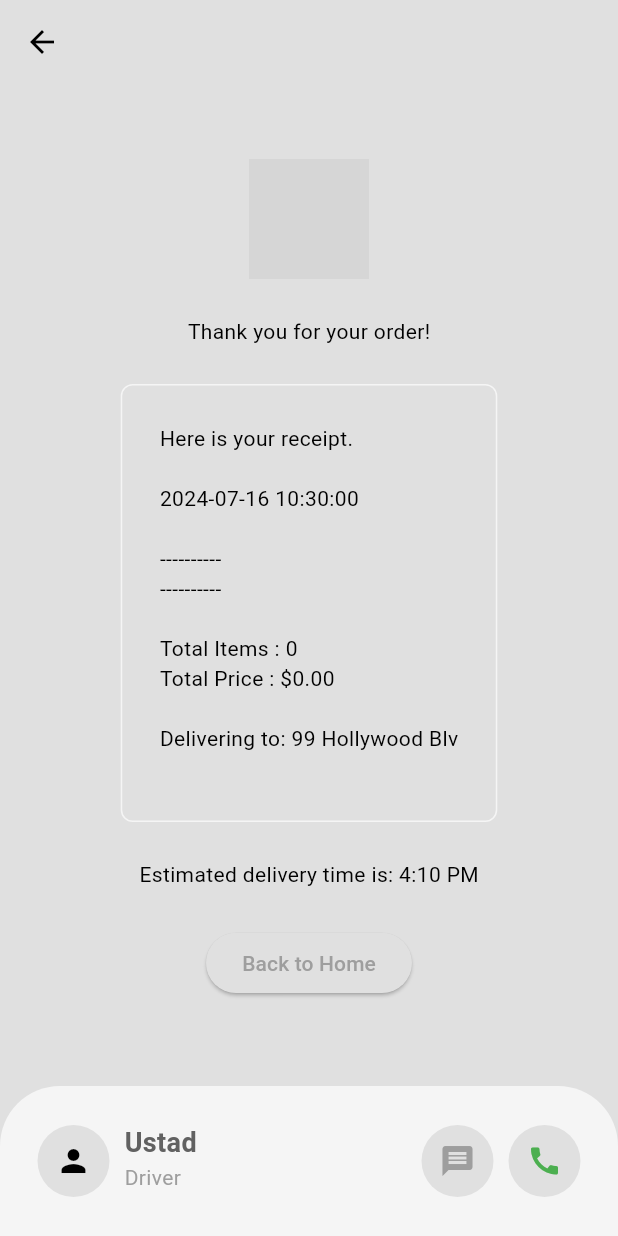
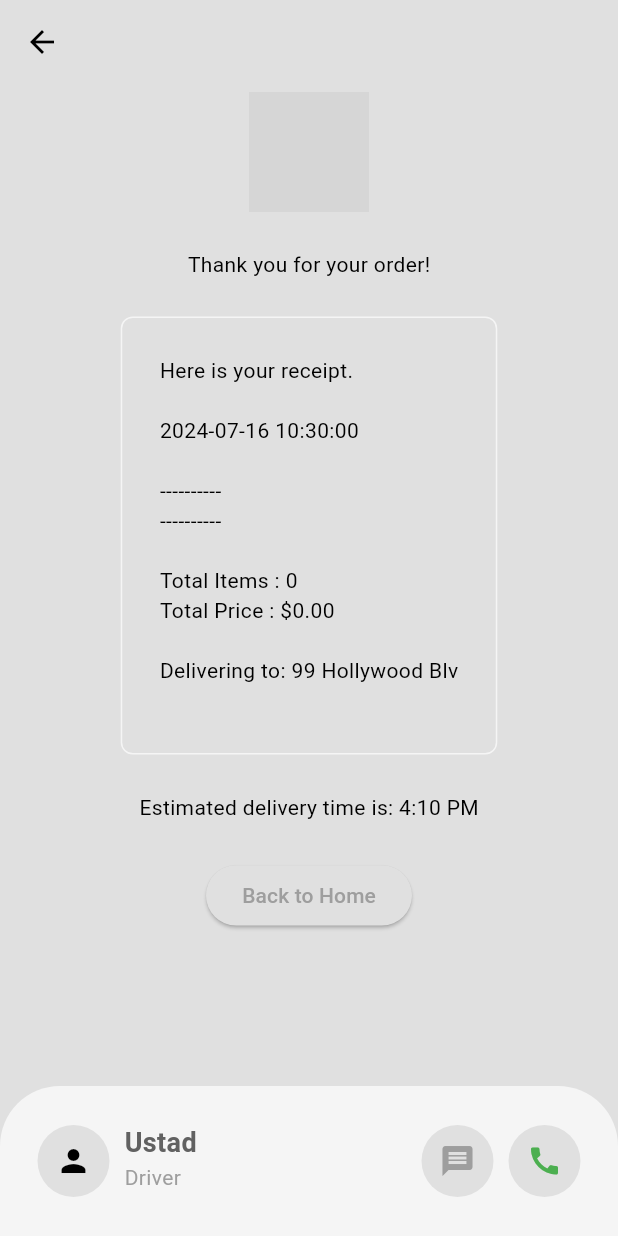
Before and after one commit to minnocent12/YumYum, a Flutter app: the DeliveryProgressPage screen opened directly, on a phone screen of 412 x 824 dp. Run offline on Flutter 3.47's test engine with Material 3 defaults, Android fonts, the phone set to English and light mode, and no system bars; our stand-ins replace badges, cloud_firestore, firebase_auth, firebase_core, flutter_credit_card; accounts and stored records are empty; grey boxes are pictures that could not be loaded.

Commit message:
add some on receipt page

```diff
--- a/lib/components/my_receipt.dart
+++ b/lib/components/my_receipt.dart
@@ -9,8 +9,9 @@ class MyReceipt extends StatelessWidget {
   @override
   Widget build(BuildContext context) {
     return Padding(
-      padding: const EdgeInsets.only(left: 25, right: 25, bottom: 25, top: 50),
+      padding: const EdgeInsets.only(left: 25, right: 25, bottom: 25, top: 5),
       child: Center(
+        child: SingleChildScrollView(
           child: Column(
             mainAxisAlignment: MainAxisAlignment.center,
             children: [
@@ -25,31 +26,33 @@ class MyReceipt extends StatelessWidget {
               const SizedBox(height: 25),
               Container(
                 decoration: BoxDecoration(
-                border:
-                    Border.all(color: Theme.of(context).colorScheme.secondary),
+                  border: Border.all(
+                      color: Theme.of(context).colorScheme.secondary),
                   borderRadius: BorderRadius.circular(8),
                 ),
                 padding: const EdgeInsets.all(25),
                 child: Consumer<Restaurant>(
-                builder: (context, restaurant, child) =>
-                    Text(restaurant.displayCartReceipt()),
+                  builder: (context, restaurant, child) {
+                    final receipt = restaurant.displayCartReceipt();
+                    return Text(
+                        receipt.isNotEmpty ? receipt : "Your cart is empty.");
+                  },
                 ),
               ),
               const SizedBox(height: 25),
               const Text("Estimated delivery time is: 4:10 PM"),
               const SizedBox(height: 25),
               ElevatedButton(
-              onPressed: () => Navigator.push(
-                context,
-                MaterialPageRoute(
-                  builder: (context) => const HomePage(),
-                ),
-              ),
+                onPressed: () {
+                  // Navigate back to the home page
+                  Navigator.popUntil(context, (route) => route.isFirst);
+                },
                 child: const Text("Back to Home"),
               ),
             ],
           ),
         ),
+      ),
     );
   }
 }
```
Lines whose indentation alone changed are shown as unchanged.
